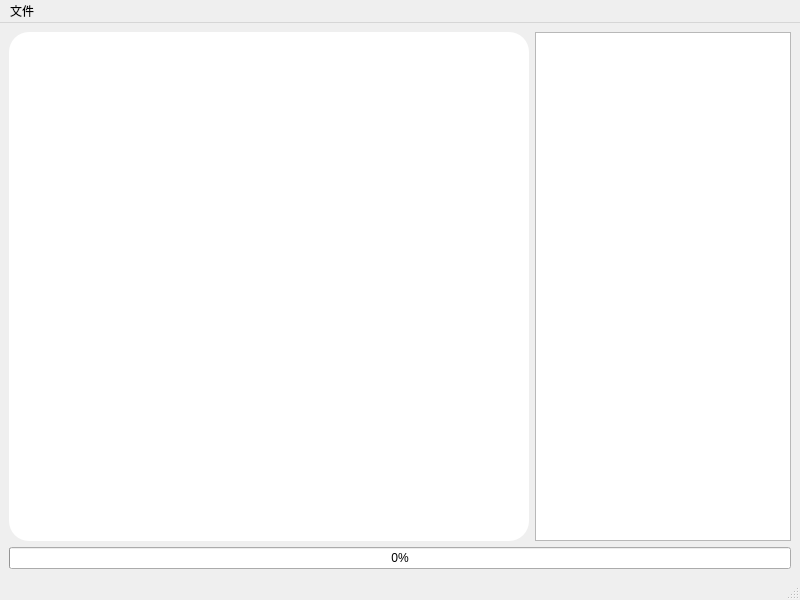
Qt form 2022 Assignment 5 Tree/HuffmanCompressor/ui/mainwindow.ui (AzurIce/SoftwareEngineeringPractice-I) before a commit.
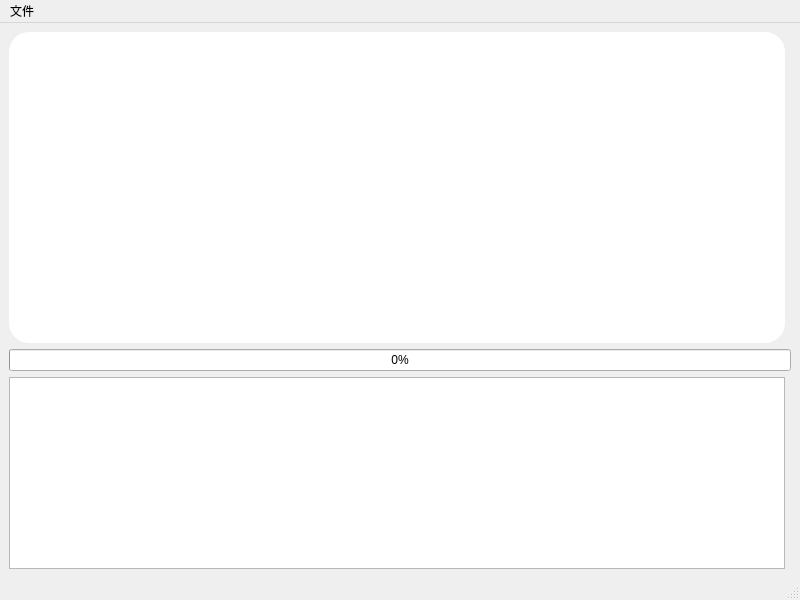
The same form after that commit. Custom widgets are drawn as their Qt base class.

What changed in the file:
```diff
--- a/2022 Assignment 5 Tree/HuffmanCompressor/ui/mainwindow.ui
+++ b/2022 Assignment 5 Tree/HuffmanCompressor/ui/mainwindow.ui
@@ -46,14 +46,23 @@
       </property>
      </widget>
     </item>
-    <item row="0" column="1">
+    <item row="2" column="0">
      <widget class="QTextEdit" name="logTextEdit">
       <property name="sizePolicy">
-       <sizepolicy hsizetype="Preferred" vsizetype="Expanding">
+       <sizepolicy hsizetype="Preferred" vsizetype="Preferred">
         <horstretch>0</horstretch>
         <verstretch>0</verstretch>
        </sizepolicy>
       </property>
+      <property name="maximumSize">
+       <size>
+        <width>16777215</width>
+        <height>16777215</height>
+       </size>
+      </property>
+      <property name="layoutDirection">
+       <enum>Qt::LeftToRight</enum>
+      </property>
       <property name="readOnly">
        <bool>true</bool>
       </property>
```
